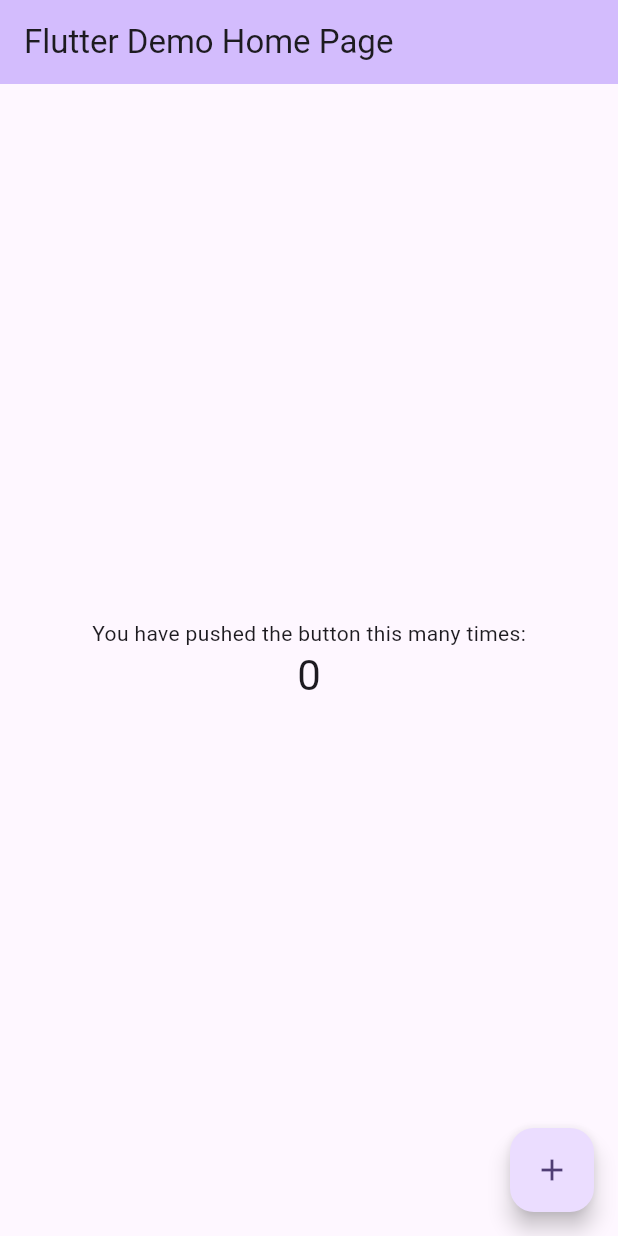
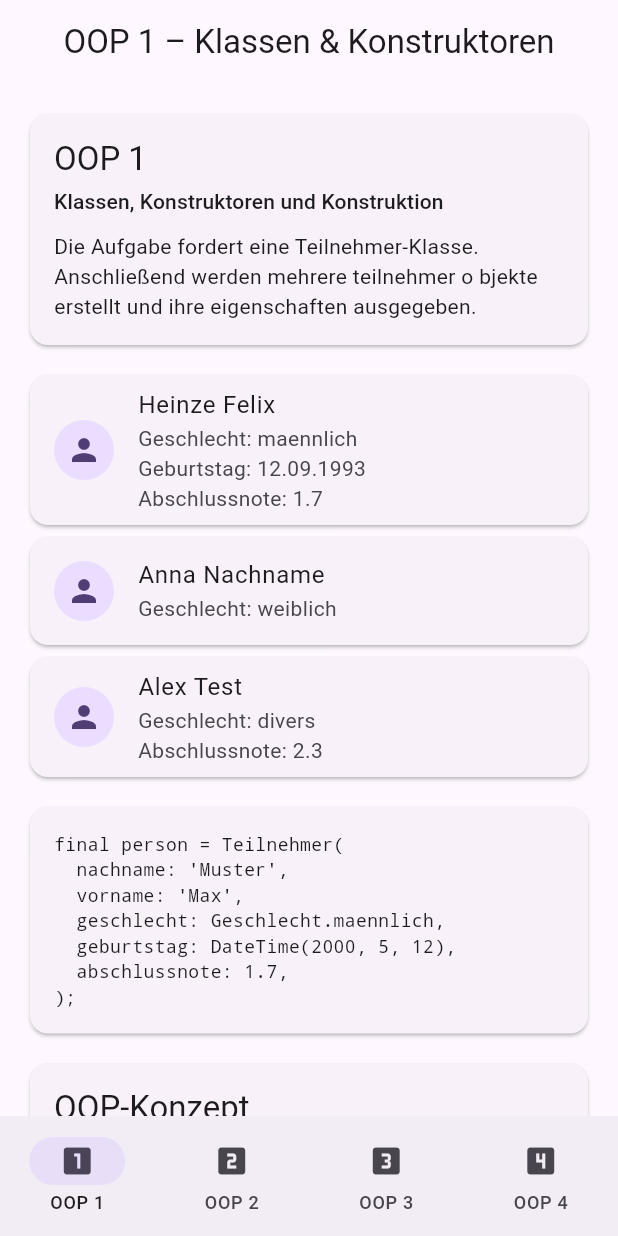
Before and after one commit to FelixHeinze/oop_komplett, a Flutter app: the screen it shows after launch, on a phone screen of 412 x 824 dp. Run offline on Flutter 3.47's test engine with Material 3 defaults, Android fonts, the phone set to English and light mode, and no system bars.

Commit message:
fertig mit gui

```diff
--- a/lib/main.dart
+++ b/lib/main.dart
@@ -1,121 +1,74 @@
 import 'package:flutter/material.dart';
+import 'pages/oop1.dart';
+import 'pages/oop2.dart';
+import 'pages/oop3.dart';
+import 'pages/oop4.dart';
 
-void main() {
-  runApp(const MyApp());
-}
+void main() => runApp(const OopApp());
 
-class MyApp extends StatelessWidget {
-  const MyApp({super.key});
+class OopApp extends StatelessWidget {
+  const OopApp({super.key});
 
-  // This widget is the root of your application.
   @override
   Widget build(BuildContext context) {
     return MaterialApp(
-      title: 'Flutter Demo',
+      title: 'OOP Übungen',
+      debugShowCheckedModeBanner: false,
       theme: ThemeData(
-        // This is the theme of your application.
-        //
-        // TRY THIS: Try running your application with "flutter run". You'll see
-        // the application has a purple toolbar. Then, without quitting the app,
-        // try changing the seedColor in the colorScheme below to Colors.green
-        // and then invoke "hot reload" (save your changes or press the "hot
-        // reload" button in a Flutter-supported IDE, or press "r" if you used
-        // the command line to start the app).
-        //
-        // Notice that the counter didn't reset back to zero; the application
-        // state is not lost during the reload. To reset the state, use hot
-        // restart instead.
-        //
-        // This works for code too, not just values: Most code changes can be
-        // tested with just a hot reload.
-        colorScheme: .fromSeed(seedColor: Colors.deepPurple),
+        colorScheme: ColorScheme.fromSeed(seedColor: Colors.deepPurple),
+        useMaterial3: true,
       ),
-      home: const MyHomePage(title: 'Flutter Demo Home Page'),
+      home: const OopNavigation(),
     );
   }
 }
 
-class MyHomePage extends StatefulWidget {
-  const MyHomePage({super.key, required this.title});
-
-  // This widget is the home page of your application. It is stateful, meaning
-  // that it has a State object (defined below) that contains fields that affect
-  // how it looks.
-
-  // This class is the configuration for the state. It holds the values (in this
-  // case the title) provided by the parent (in this case the App widget) and
-  // used by the build method of the State. Fields in a Widget subclass are
-  // always marked "final".
-
-  final String title;
+class OopNavigation extends StatefulWidget {
+  const OopNavigation({super.key});
 
   @override
-  State<MyHomePage> createState() => _MyHomePageState();
+  State<OopNavigation> createState() => _OopNavigationState();
 }
 
-class _MyHomePageState extends State<MyHomePage> {
-  int _counter = 0;
+class _OopNavigationState extends State<OopNavigation> {
+  int _currentIndex = 0; // index auf 0 setzen oop1
 
-  void _incrementCounter() {
-    setState(() {
-      // This call to setState tells the Flutter framework that something has
-      // changed in this State, which causes it to rerun the build method below
-      // so that the display can reflect the updated values. If we changed
-      // _counter without calling setState(), then the build method would not be
-      // called again, and so nothing would appear to happen.
-      _counter++;
-    });
-  }
+  final _pages = const [
+    Oop1Page(),
+    Oop2Page(),
+    Oop3Page(),
+    Oop4Page(),
+  ];
+
+  final _titles = const [
+    'OOP 1 – Klassen & Konstruktoren',
+    'OOP 2 – Benannte Konstruktoren & Enums', // seiten inkl. beschreibung für nvg bar
+    'OOP 3 – Getter & Setter',
+    'OOP 4 – Komposition & Aggregation',
+  ];
 
   @override
   Widget build(BuildContext context) {
-    // This method is rerun every time setState is called, for instance as done
-    // by the _incrementCounter method above.
-    //
-    // The Flutter framework has been optimized to make rerunning build methods
-    // fast, so that you can just rebuild anything that needs updating rather
-    // than having to individually change instances of widgets.
     return Scaffold(
       appBar: AppBar(
-        // TRY THIS: Try changing the color here to a specific color (to
-        // Colors.amber, perhaps?) and trigger a hot reload to see the AppBar
-        // change color while the other colors stay the same.
-        backgroundColor: Theme.of(context).colorScheme.inversePrimary,
-        // Here we take the value from the MyHomePage object that was created by
-        // the App.build method, and use it to set our appbar title.
-        title: Text(widget.title),
+        title: Text(_titles[_currentIndex]),
+        centerTitle: true,
       ),
-      body: Center(
-        // Center is a layout widget. It takes a single child and positions it
-        // in the middle of the parent.
-        child: Column(
-          // Column is also a layout widget. It takes a list of children and
-          // arranges them vertically. By default, it sizes itself to fit its
-          // children horizontally, and tries to be as tall as its parent.
-          //
-          // Column has various properties to control how it sizes itself and
-          // how it positions its children. Here we use mainAxisAlignment to
-          // center the children vertically; the main axis here is the vertical
-          // axis because Columns are vertical (the cross axis would be
-          // horizontal).
-          //
-          // TRY THIS: Invoke "debug painting" (choose the "Toggle Debug Paint"
-          // action in the IDE, or press "p" in the console), to see the
-          // wireframe for each widget.
-          mainAxisAlignment: .center,
-          children: [
-            const Text('You have pushed the button this many times:'),
-            Text(
-              '$_counter',
-              style: Theme.of(context).textTheme.headlineMedium,
-            ),
-          ],
-        ),
+      body: IndexedStack(
+        index: _currentIndex,
+        children: _pages,
       ),
-      floatingActionButton: FloatingActionButton(
-        onPressed: _incrementCounter,
-        tooltip: 'Increment',
-        child: const Icon(Icons.add),
+      bottomNavigationBar: NavigationBar(
+        selectedIndex: _currentIndex,
+        onDestinationSelected: (index) {
+          setState(() => _currentIndex = index); // änderung der seite
+        },
+        destinations: const [ // navigation bar die indexe verwaltet ( unten zu sehen am bildschirm) zu oop bereiche mit beispielen
+          NavigationDestination(icon: Icon(Icons.looks_one), label: 'OOP 1'),
+          NavigationDestination(icon: Icon(Icons.looks_two), label: 'OOP 2'),
+          NavigationDestination(icon: Icon(Icons.looks_3), label: 'OOP 3'),
+          NavigationDestination(icon: Icon(Icons.looks_4), label: 'OOP 4'),
+        ],
       ),
     );
   }
--- /dev/null
+++ b/lib/models/teilnehmer.dart
@@ -0,0 +1,27 @@
+enum Geschlecht {
+  weiblich,
+  maennlich,
+  divers,
+}
+// enum als geschlecht
+class Teilnehmer {
+  final String nachname;
+  final String vorname;
+  final Geschlecht geschlecht; // nimmt vordefeniertes geshclecht
+  final DateTime? geburtstag;
+  final double? abschlussnote;
+//erstellt bauplan f+r teilnehmerobjekte mit eigenschaften
+  Teilnehmer({
+    required this.nachname,
+    required this.vorname,
+    required this.geschlecht,
+    this.geburtstag,
+    this.abschlussnote,
+  });
+}
+/* teilnehmer ist die klasse , mit teilnehmer() wird konkretes objekt
+erzeugt und heißt person mit werten ( bspw felix heinze 1.7 abschlussnote
+
+Teilnehmer ist Klasse, person objekt davon
+Datetime darf nullabe sein
+*/
--- a/lib/pages/oop1.dart
+++ b/lib/pages/oop1.dart
@@ -0,0 +1,102 @@
+import 'package:flutter/material.dart';
+import '../models/teilnehmer.dart';
+
+class Oop1Page extends StatelessWidget {
+  const Oop1Page({super.key});
+// klasse bauen und objekte erzeugen für oop1
+  @override
+  Widget build(BuildContext context) {
+    final people = [
+      Teilnehmer(
+        nachname: 'Felix',
+        vorname: 'Heinze',
+        geschlecht: Geschlecht.maennlich,
+        geburtstag: DateTime(1993, 9, 12),
+        abschlussnote: 1.7,
+      ),
+      Teilnehmer(
+        nachname: 'Nachname',
+        vorname: 'Anna',
+        geschlecht: Geschlecht.weiblich,
+      ),
+      Teilnehmer(
+        nachname: 'Test',
+        vorname: 'Alex',
+        geschlecht: Geschlecht.divers,
+        abschlussnote: 2.3,
+      ),
+    ];
+ // beispielmenschen
+    return ListView(
+      padding: const EdgeInsets.all(16),
+      children: [
+        _InfoCard(
+          title: 'OOP 1',
+          subtitle: 'Klassen, Konstruktoren und Konstruktion',
+          text: 'Die Aufgabe fordert eine Teilnehmer-Klasse. Anschließend werden mehrere teilnehmer o bjekte erstellt und ihre eigenschaften ausgegeben.',
+        ),
+        const SizedBox(height: 12),
+        ...people.map((p) => Card( // kurze beschreibung oberhalb der aufgabe um bei bedarf immer wieder reinzuschauen
+          child: ListTile(
+            leading: const CircleAvatar(child: Icon(Icons.person)),
+            title: Text('${p.vorname} ${p.nachname}'),
+            subtitle: Text(
+              'Geschlecht: ${p.geschlecht.name}'
+              '${p.geburtstag != null ? '\nGeburtstag: ${_date(p.geburtstag!)}' : ''}'
+              '${p.abschlussnote != null ? '\nAbschlussnote: ${p.abschlussnote}' : ''}',
+            ),
+          ),
+        )),
+        const SizedBox(height: 12),
+        _CodeCard(code: '''final person = Teilnehmer(
+  nachname: 'Muster',
+  vorname: 'Max',
+  geschlecht: Geschlecht.maennlich,
+  geburtstag: DateTime(2000, 5, 12),
+  abschlussnote: 1.7,
+);'''),
+        const SizedBox(height: 12),
+        _InfoCard(
+          title: 'OOP-Konzept',
+          subtitle: 'Klasse und Objekt',
+          text: 'Teilnehmer ist die Klasse. Felix, Anna und Alex sind konkrete Objekte dieser Klasse. nullable Attribute können bewusst nicht gesetzt werden.',
+        ),
+      ],
+    );
+  }
+
+  static String _date(DateTime d) => '${d.day.toString().padLeft(2, '0')}.${d.month.toString().padLeft(2, '0')}.${d.year}';
+}
+
+class _InfoCard extends StatelessWidget {
+  final String title, subtitle, text;
+  const _InfoCard({required this.title, required this.subtitle, required this.text});
+
+  @override
+  Widget build(BuildContext context) => Card(
+    child: Padding(
+      padding: const EdgeInsets.all(16),
+      child: Column(crossAxisAlignment: CrossAxisAlignment.start, children: [
+        Text(title, style: Theme.of(context).textTheme.titleLarge),
+        const SizedBox(height: 4),
+        Text(subtitle, style: Theme.of(context).textTheme.labelLarge),
+        const SizedBox(height: 10),
+        Text(text),
+      ]),
+    ),
+  );
+}
+
+class _CodeCard extends StatelessWidget {
+  final String code;
+  const _CodeCard({required this.code});
+
+  @override
+  Widget build(BuildContext context) => Card(
+    child: SingleChildScrollView(
+      scrollDirection: Axis.horizontal,
+      padding: const EdgeInsets.all(16),
+      child: Text(code, style: const TextStyle(fontFamily: 'monospace', fontSize: 12)),
+    ),
+  );
+}
--- a/lib/pages/oop2.dart
+++ b/lib/pages/oop2.dart
@@ -0,0 +1,85 @@
+import 'package:flutter/material.dart';
+import '../models/triangle.dart';
+
+class Oop2Page extends StatelessWidget {
+  const Oop2Page({super.key});
+
+  @override
+  Widget build(BuildContext context) {
+    final triangles = [
+      Triangle.inMillimeters(width: 50, height: 20),
+      Triangle.inCentimeters(width: 10, height: 5),
+      Triangle.inMeters(width: 0.5, height: 0.2),
+      Triangle.inInches(width: 4, height: 2),
+      Triangle.inFeet(width: 2, height: 1),
+    ];
+
+    return ListView(
+      padding: const EdgeInsets.all(16),
+      children: [
+        _InfoCard(
+          title: 'OOP 2',
+          subtitle: 'Benannte Konstruktoren und Enums',
+          text: 'Triangle kann in mm, cm, dm, m, inch und feet erzeugt werdenund intern werden alle Werte in Millimetern gespeichert.',
+        ),
+        const SizedBox(height: 12),
+        ...triangles.map((t) => Card(
+          child: ListTile(
+            leading: const Icon(Icons.change_history),
+            title: Text('Breite: ${t.widthInMillimeters.toStringAsFixed(2)} mm'),
+            subtitle: Text('Höhe: ${t.heightInMillimeters.toStringAsFixed(2)} mm'),
+          ),
+        )),
+        const SizedBox(height: 12),
+        _CodeCard(code: '''Triangle.inCentimeters(
+  width: 10,
+  height: 5,
+);
+
+Triangle.inFeet(
+  width: 2,
+  height: 1,
+);'''),
+        const SizedBox(height: 12),
+        _InfoCard(
+          title: 'MeasurementSystem',
+          subtitle: 'Enum mit Umrechnungsfaktor',
+          text: 'Jeder Enum-Wert kennt seinen Faktor zu Millimetern. Damit steht die Information über die Umrechnung nur an einer Stelle.',
+        ),
+      ],
+    );
+  }
+}
+
+class _InfoCard extends StatelessWidget {
+  final String title, subtitle, text;
+  const _InfoCard({required this.title, required this.subtitle, required this.text});
+
+  @override
+  Widget build(BuildContext context) => Card(
+    child: Padding(
+      padding: const EdgeInsets.all(16),
+      child: Column(crossAxisAlignment: CrossAxisAlignment.start, children: [
+        Text(title, style: Theme.of(context).textTheme.titleLarge),
+        const SizedBox(height: 4),
+        Text(subtitle),
+        const SizedBox(height: 10),
+        Text(text),
+      ]),
+    ),
+  );
+}
+
+class _CodeCard extends StatelessWidget {
+  final String code;
+  const _CodeCard({required this.code});
+
+  @override
+  Widget build(BuildContext context) => Card(
+    child: SingleChildScrollView(
+      scrollDirection: Axis.horizontal,
+      padding: const EdgeInsets.all(16),
+      child: Text(code, style: const TextStyle(fontFamily: 'monospace', fontSize: 12)),
+    ),
+  );
+}
--- a/lib/pages/oop3.dart
+++ b/lib/pages/oop3.dart
@@ -0,0 +1,98 @@
+import 'package:flutter/material.dart';
+import '../models/triangle.dart';
+
+class Oop3Page extends StatefulWidget {
+  const Oop3Page({super.key});
+
+  @override
+  State<Oop3Page> createState() => _Oop3PageState();
+}
+
+class _Oop3PageState extends State<Oop3Page> {
+  final Triangle triangle = Triangle.inCentimeters(width: 10, height: 5);
+
+  @override
+  Widget build(BuildContext context) {
+    return ListView(
+      padding: const EdgeInsets.all(16),
+      children: [
+        _InfoCard(
+          title: 'OOP 3',
+          subtitle: 'Getter und Setter',
+          text: 'Width und height sind gekapselt. getter liefern Werte in verschiedenen MeasurementSystemsund setter erlauben das Ändern derselben Werte.',
+        ),
+        const SizedBox(height: 12),
+        Card(
+          child: Padding(
+            padding: const EdgeInsets.all(16),
+            child: Column(crossAxisAlignment: CrossAxisAlignment.start, children: [
+              Text('Aktuelles Triangle', style: Theme.of(context).textTheme.titleLarge),
+              const SizedBox(height: 12),
+              _row('Breite in mm', triangle.widthInMillimeters),
+              _row('Breite in cm', triangle.widthInCentimeters),
+              _row('Breite in m', triangle.widthInMeters),
+              _row('Breite in inch', triangle.widthInInches),
+              _row('Breite in feet', triangle.widthInFeet),
+              const Divider(),
+              /* seite greift nicht auf _widthInMillimeters zu sie verwendet öffentliche getter
+               dadurch kann widthInCentimeters .... lesen ohne zu wissen wie der wert in Triangle intern gespeichert wird
+               */
+              _row('Höhe in mm', triangle.heightInMillimeters),
+              _row('Höhe in cm', triangle.heightInCentimeters),
+              _row('Höhe in m', triangle.heightInMeters),
+              _row('Höhe in inch', triangle.heightInInches),
+              _row('Höhe in feet', triangle.heightInFeet),
+            ]),
+          ),
+        ),
+        const SizedBox(height: 12),
+        FilledButton.icon(
+          onPressed: () {
+            setState(() {
+              triangle.widthInCentimeters += 1;
+              triangle.heightInCentimeters += 1;
+            }); // bspw erhöhung um 1 cm muss man nicht selbst ausrechnen setter übernimmt das
+          },
+          icon: const Icon(Icons.add),
+          label: const Text('Breite und Höhe um 1 cm erhöhen'),
+        ),
+        const SizedBox(height: 12),
+        _InfoCard(
+          title: 'Kapselung',
+          subtitle: 'Private interne Werte',
+          text: 'Die Werte _widthInMillimeters und _heightInMillimeters sind privat. Zugriff erfolgt kontrolliert über gGetter und setter.',
+        ),
+      ],
+    );
+  }
+
+  Widget _row(String label, double value) => Padding(
+    padding: const EdgeInsets.symmetric(vertical: 4),
+    child: Row(mainAxisAlignment: MainAxisAlignment.spaceBetween, children: [
+      Text(label),
+      Text(value.toStringAsFixed(2)),
+    ]),
+  );
+}
+
+class _InfoCard extends StatelessWidget {
+  final String title, subtitle, text;
+  const _InfoCard({required this.title, required this.subtitle, required this.text});
+
+  @override
+  Widget build(BuildContext context) => Card(
+    child: Padding(
+      padding: const EdgeInsets.all(16),
+      child: Column(crossAxisAlignment: CrossAxisAlignment.start, children: [
+        Text(title, style: Theme.of(context).textTheme.titleLarge),
+        const SizedBox(height: 4),
+        Text(subtitle),
+        const SizedBox(height: 10),
+        Text(text),
+      ]),
+    ),
+  );
+}
+/* Kapselung bedeutet hier interne darstellung wird verborgen, außenstehende klassen
+greifen über getter und setter auf diese interne darstellung zu
+die umrechnung und speicherung bleibt also in triangle*/
--- a/lib/pages/oop4.dart
+++ b/lib/pages/oop4.dart
@@ -0,0 +1,139 @@
+import 'dart:math';
+import 'package:flutter/material.dart';
+import '../models/teilnehmer.dart';
+
+class Zutrittsberechtigung {
+  final int code;
+  Zutrittsberechtigung() : code = 1000000000 + Random().nextInt(900000000);
+}
+// automatische zufallszahl erzeugen für code
+class Oop4Teilnehmer extends Teilnehmer {
+  final Zutrittsberechtigung zutrittsberechtigung;
+// oop4 teilnehmer erweitert klasse teilnehmer um zutritsberechtigung erbt aber alle andere vorher
+//definierten sachen ( name usw )
+  Oop4Teilnehmer({
+    required super.nachname,
+    required super.vorname,
+    required super.geschlecht,
+    super.geburtstag,
+    super.abschlussnote,
+  }) : zutrittsberechtigung = Zutrittsberechtigung();
+}
+/* ein kurs hat einen namen und eine liste von teilnehmern mit add teilnehmer kann man einen
+teilnehmer zur liste hinzufügen*/
+class Kurs {
+  final String name;
+  final List<Oop4Teilnehmer> teilnehmer;
+
+  Kurs({required this.name, List<Oop4Teilnehmer>? teilnehmer})
+      : teilnehmer = teilnehmer ?? [];
+
+  void addTeilnehmer(Oop4Teilnehmer person) => teilnehmer.add(person);
+}
+
+class Cdemy {
+  final String name;
+  final List<Kurs> kurse;
+
+  Cdemy({this.name = 'cdemy', List<Kurs>? kurse})
+      : kurse = kurse ?? [];
+
+  void addKurs(Kurs kurs) => kurse.add(kurs);
+}
+/* cdemy entählt kurse : besitzt eine liste von kursen, ein kurs wiederum eine liste von
+teilnehmern --> verschahtelte objektbeziehung entsteht */
+
+class Oop4Page extends StatefulWidget {
+  const Oop4Page({super.key});
+
+  @override
+  State<Oop4Page> createState() => _Oop4PageState();
+}
+
+class _Oop4PageState extends State<Oop4Page> {
+  late final Cdemy cdemy; // spätere erzeugung durch late
+
+  @override
+  void initState() {
+    super.initState();
+
+ /* zuerst wird ein kurs erstellt dann füge ich teilnehmer hinzu und danach wird ein zweiter kurs erstellt
+ DANACH (late) wird cdemy erstellt und die kurse hinzugefügt*/
+    final dart = Kurs(name: 'Dart Grundlagen');
+    dart.addTeilnehmer(Oop4Teilnehmer(
+      nachname: 'Heinze',
+      vorname: 'Felix',
+      geschlecht: Geschlecht.maennlich,
+    ));
+    dart.addTeilnehmer(Oop4Teilnehmer(
+      nachname: 'Nachname',
+      vorname: 'Anna',
+      geschlecht: Geschlecht.weiblich,
+    ));
+
+    final flutter = Kurs(name: 'Flutter');
+    flutter.addTeilnehmer(Oop4Teilnehmer(
+      nachname: 'Test',
+      vorname: 'Alex',
+      geschlecht: Geschlecht.divers,
+    ));
+
+    cdemy = Cdemy();
+    cdemy.addKurs(dart);
+    cdemy.addKurs(flutter);
+  }
+
+  @override
+  Widget build(BuildContext context) {
+    return ListView(
+      padding: const EdgeInsets.all(16),
+      children: [
+        Card(
+          child: Padding(
+            padding: const EdgeInsets.all(16),
+            child: Column(crossAxisAlignment: CrossAxisAlignment.start, children: [
+              Text('OOP 4', style: Theme.of(context).textTheme.headlineSmall),
+              const SizedBox(height: 4),
+              Text('Komposition und Aggregation', style: Theme.of(context).textTheme.titleMedium),
+              const SizedBox(height: 12),
+              const Text(
+                'Die cdemy hat mehrere Kurse. Jeder Kurs enthält mehrere Teilnehmer. '
+                'Jeder Teilnehmer besitzt zusätzlich eine eigene Zutrittsberechtigung mit Zufallswert.',
+              ),
+            ]),
+          ),
+        ),
+        const SizedBox(height: 12),
+        ...cdemy.kurse.map((kurs) => Card(
+          child: ExpansionTile(
+            leading: const Icon(Icons.school_outlined),
+            title: Text(kurs.name),
+            subtitle: Text('${kurs.teilnehmer.length} Teilnehmer'),
+            children: kurs.teilnehmer.map((p) => ListTile(
+              leading: const Icon(Icons.person),
+              title: Text('${p.vorname} ${p.nachname}'),
+              subtitle: Text(
+                'Geschlecht: ${p.geschlecht.name}\n'
+                'Zutrittscode: ${p.zutrittsberechtigung.code}',
+              ),
+            )).toList(),
+          ),
+        )),
+        const SizedBox(height: 12),
+        Card(
+          child: Padding(
+            padding: const EdgeInsets.all(16),
+            child: Text(
+              'cdemy\n  └── Kurs\n       └── Teilnehmer\n            └── Zutrittsberechtigung',
+              style: const TextStyle(fontFamily: 'monospace'),
+            ),
+          ),
+        ),
+      ],
+    );
+  }
+}
+
+/* optische darstellung wieder als übungszeck um auch die gui sauberer zu bauen
+
+*/
```
Also changed, not shown: lib/models/triangle.dart (added, +93 -0 lines), 1 other file.
